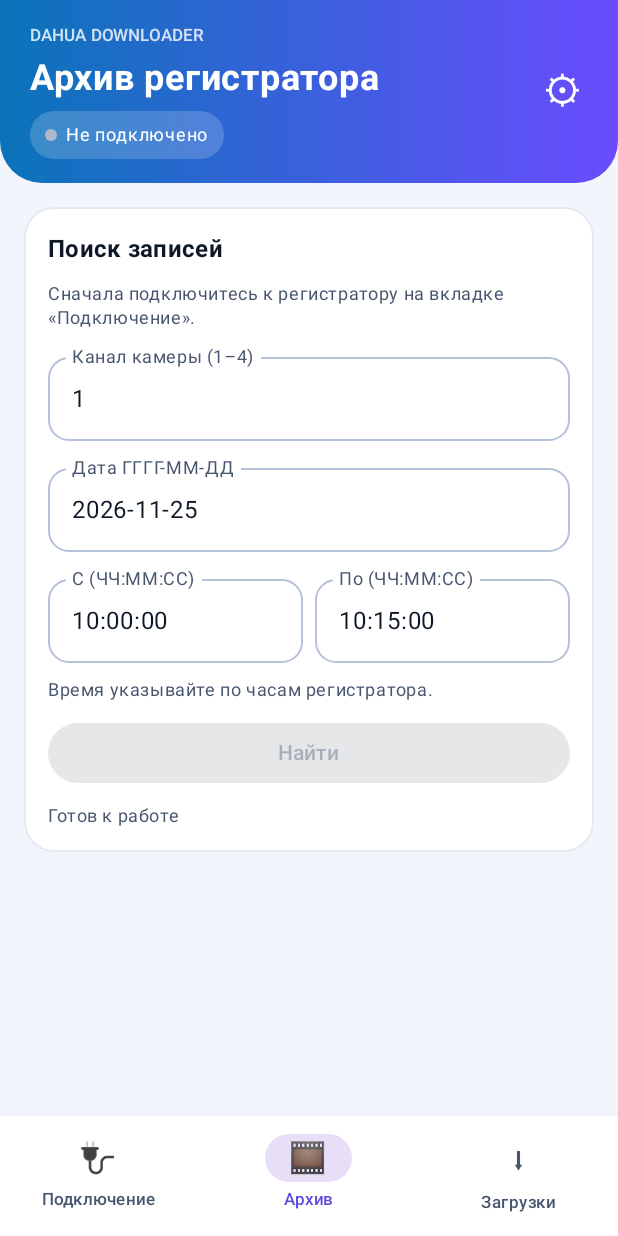
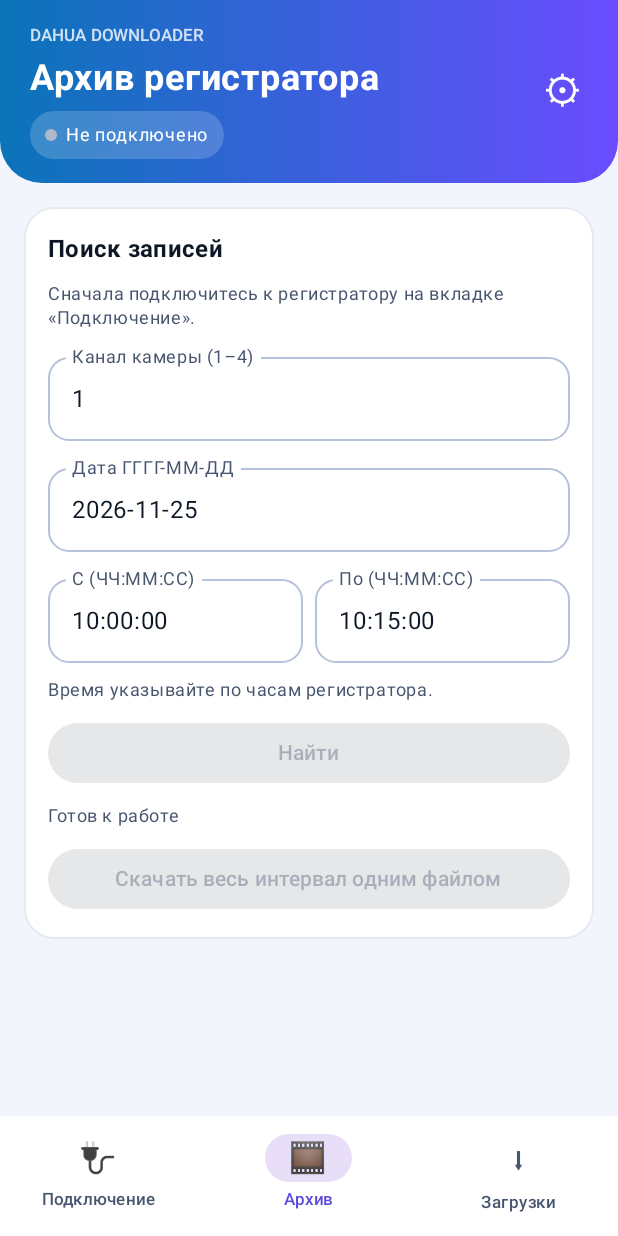
Before and after one commit to Daliar26/DahuaDownloader, an Android app built with Jetpack Compose: the screen it shows after launch (MainActivity), item 2 of the bottom bar chosen, on a phone screen of 412 x 824 dp. Run offline under Robolectric (Android 15) with nearby library versions, the phone set to English and light mode, and no system bars.

Commit message:
Allow interval download without FindFile search

```diff
--- a/app/src/main/java/ru/dahuatools/downloader/MainActivity.kt
+++ b/app/src/main/java/ru/dahuatools/downloader/MainActivity.kt
@@ -336,7 +336,7 @@ private fun ConnectionTab(vm: AppViewModel) {
             }
         }
 
-        item { Hint("Версия 0.3.0") }
+        item { Hint("Версия 0.4.0") }
     }
 }
 
@@ -366,13 +366,11 @@ private fun ArchiveTab(vm: AppViewModel) {
                     modifier = Modifier.fillMaxWidth()
                 ) { Text("Найти") }
                 Hint(vm.message)
-                if (vm.found.isNotEmpty()) {
-                    Button(
-                        onClick = { vm.downloadInterval() },
-                        enabled = vm.connected,
-                        modifier = Modifier.fillMaxWidth()
-                    ) { Text("Скачать весь интервал одним файлом") }
-                }
+                Button(
+                    onClick = { vm.downloadInterval() },
+                    enabled = vm.connected && !vm.busy,
+                    modifier = Modifier.fillMaxWidth()
+                ) { Text("Скачать весь интервал одним файлом") }
             }
         }
 
```
